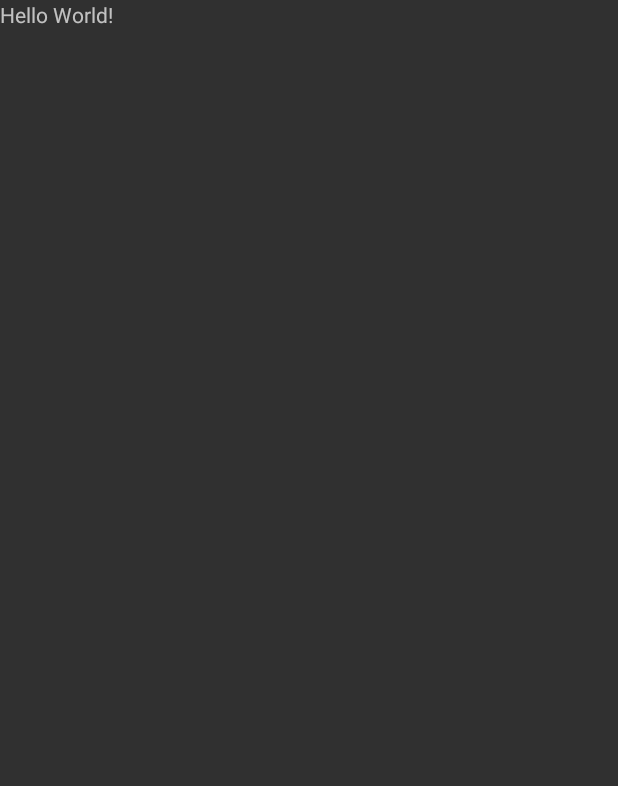
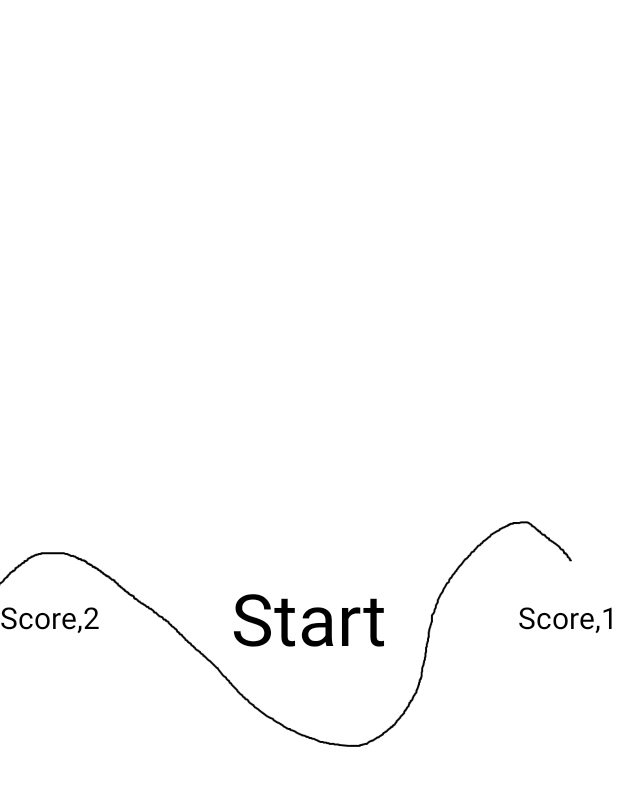
Before and after one commit to sdumencic/forwardToThePast, an Android app: the screen it shows after launch (MainActivity), on a phone screen of 412 x 824 dp. Before the commit the part shown is almost empty. Shown: the top 786 px of the screen. Run offline under Robolectric (Android 15) with nearby library versions, the phone set to English and light mode, and no system bars.

Commit message:
Fix#35, Fix#34, Fix#33, Fix#31

```diff
--- a/app/src/main/java/com/example/myapplication/MainActivity.java
+++ b/app/src/main/java/com/example/myapplication/MainActivity.java
@@ -1,14 +1,26 @@
 package com.example.myapplication;
 
+import android.content.Intent;
+import android.os.Bundle;
+import android.view.View;
+import android.view.WindowManager;
+
 import androidx.appcompat.app.AppCompatActivity;
-
-import android.os.Bundle;
 
 public class MainActivity extends AppCompatActivity {
 
     @Override
     protected void onCreate(Bundle savedInstanceState) {
         super.onCreate(savedInstanceState);
-        setContentView(R.layout.activity_main);
+
+        getWindow().setFlags(WindowManager.LayoutParams.FLAG_FULLSCREEN, WindowManager.LayoutParams.FLAG_FULLSCREEN);
+        setContentView(R.layout.activity_pong);
+
+        findViewById(R.id.play).setOnClickListener(new View.OnClickListener() {
+            @Override
+            public void onClick(View view) {
+                startActivity(new Intent(MainActivity.this, GameActivity.class));
+            }
+        });
     }
 }
--- /dev/null
+++ b/app/src/main/res/drawable/ic_baseline_volume_off_24.xml
@@ -0,0 +1,10 @@
+<vector xmlns:android="http://schemas.android.com/apk/res/android"
+    android:width="24dp"
+    android:height="24dp"
+    android:viewportWidth="24"
+    android:viewportHeight="24"
+    android:tint="?attr/colorControlNormal">
+  <path
+      android:fillColor="@android:color/white"
+      android:pathData="M16.5,12c0,-1.77 -1.02,-3.29 -2.5,-4.03v2.21l2.45,2.45c0.03,-0.2 0.05,-0.41 0.05,-0.63zM19,12c0,0.94 -0.2,1.82 -0.54,2.64l1.51,1.51C20.63,14.91 21,13.5 21,12c0,-4.28 -2.99,-7.86 -7,-8.77v2.06c2.89,0.86 5,3.54 5,6.71zM4.27,3L3,4.27 7.73,9L3,9v6h4l5,5v-6.73l4.25,4.25c-0.67,0.52 -1.42,0.93 -2.25,1.18v2.06c1.38,-0.31 2.63,-0.95 3.69,-1.81L19.73,21 21,19.73l-9,-9L4.27,3zM12,4L9.91,6.09 12,8.18L12,4z"/>
+</vector>
--- a/app/src/main/res/layout/activity_main.xml
+++ /dev/null
@@ -1,18 +0,0 @@
-<?xml version="1.0" encoding="utf-8"?>
-<RelativeLayout xmlns:android="http://schemas.android.com/apk/res/android"
-    xmlns:app="http://schemas.android.com/apk/res-auto"
-    xmlns:tools="http://schemas.android.com/tools"
-    android:layout_width="match_parent"
-    android:layout_height="match_parent"
-    tools:context=".MainActivity">
-
-    <TextView
-        android:layout_width="wrap_content"
-        android:layout_height="wrap_content"
-        android:text="Hello World!"
-        app:layout_constraintBottom_toBottomOf="parent"
-        app:layout_constraintLeft_toLeftOf="parent"
-        app:layout_constraintRight_toRightOf="parent"
-        app:layout_constraintTop_toTopOf="parent" />
-
-</RelativeLayout>
--- /dev/null
+++ b/app/src/main/res/layout/activity_pong.xml
@@ -0,0 +1,52 @@
+<?xml version="1.0" encoding="utf-8"?>
+<RelativeLayout xmlns:android="http://schemas.android.com/apk/res/android"
+    xmlns:app="http://schemas.android.com/apk/res-auto"
+    xmlns:tools="http://schemas.android.com/tools"
+    android:layout_width="match_parent"
+    android:layout_height="match_parent"
+    tools:context=".MainActivity">
+
+    <ImageView
+        android:layout_width="match_parent"
+        android:layout_height="match_parent"
+        android:scaleType="centerCrop"
+        android:src="@drawable/background" />
+
+    <TextView
+        android:layout_width="wrap_content"
+        android:layout_height="wrap_content"
+        android:textSize="48sp"
+        android:text="Start"
+        android:id="@+id/play"
+        android:layout_centerInParent="true"
+        android:textColor="@color/black"/>
+
+    <TextView
+        android:layout_width="wrap_content"
+        android:layout_height="wrap_content"
+        android:text="Score,1"
+        android:id="@+id/score1"
+        android:layout_alignParentRight="true"
+        android:layout_centerVertical="true"
+        android:textColor="@color/black"
+        android:textSize="20sp" />
+
+    <TextView
+        android:layout_width="wrap_content"
+        android:layout_height="wrap_content"
+        android:textSize="20sp"
+        android:text="Score,2"
+        android:id="@+id/score2"
+        android:textColor="@color/black"
+        android:layout_centerVertical="true"/>
+
+    <ImageView
+        android:layout_width="36dp"
+        android:layout_height="36dp"
+        android:layout_margin="16dp"
+        android:id="@+id/volumeCtrl"
+        android:src="@drawable/ic_baseline_volume_off_24"
+        />
+
+
+</RelativeLayout>
--- a/app/src/main/res/values/themes.xml
+++ b/app/src/main/res/values/themes.xml
@@ -13,4 +13,9 @@
         <item name="android:statusBarColor" tools:targetApi="l">?attr/colorPrimaryVariant</item>
         <!-- Customize your theme here. -->
     </style>
+
+    <style name="Theme.MyApplication.noActionBar">
+        <item name="windowNoTitle">true</item>
+        <item name="windowActionBar">false</item>item>
+    </style>
 </resources>
```
Also changed, not shown: app/src/main/AndroidManifest.xml (+6 -1 lines), app/src/main/java/com/example/myapplication/Background.java (added, +15 -0 lines), app/src/main/java/com/example/myapplication/Ball.java (added, +41 -0 lines), app/src/main/java/com/example/myapplication/GameActivity.java (added, +36 -0 lines), app/src/main/java/com/example/myapplication/GameView.java (added, +141 -0 lines), app/src/main/java/com/example/myapplication/Paddle.java (added, +43 -0 lines), app/src/main/res/drawable/ic_baseline_volume_up_24.xml (added, +10 -0 lines), build.gradle (+0 -15 lines), app/src/main/res/drawable-v24/background.jpg (deleted), app/src/main/res/drawable/background.png (added).
